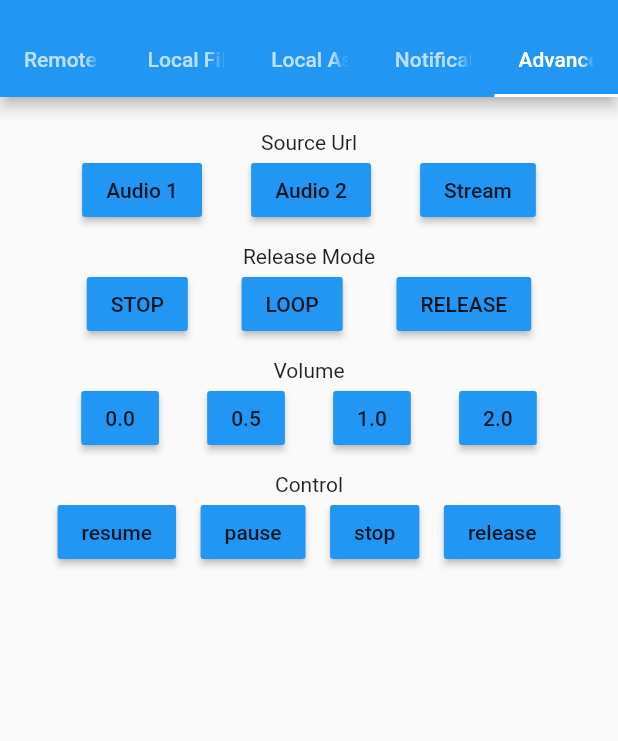
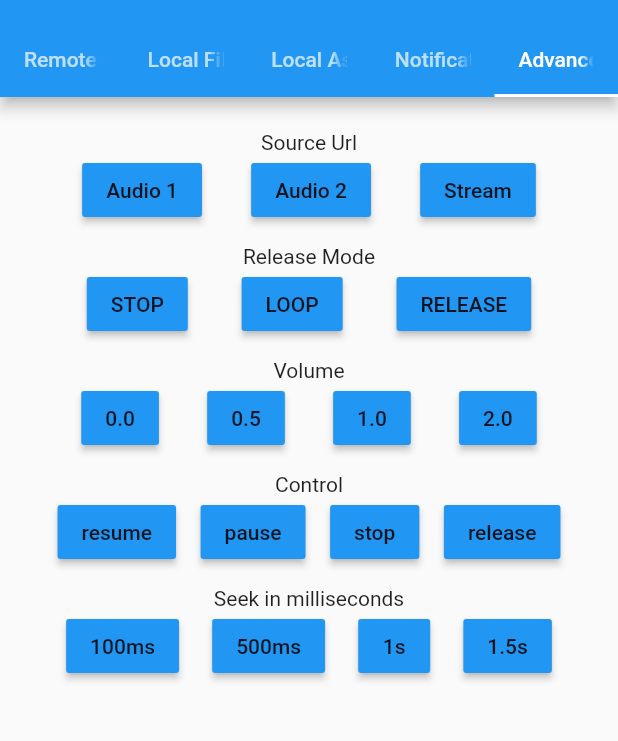
Before and after one commit to bluefireteam/audioplayers, a Flutter app: the screen it shows after launch, tab 5 chosen, on a phone screen of 412 x 824 dp, the part 59-800 px from its top. Run offline on Flutter 3.47's test engine with Material 2 defaults, Android fonts, the phone set to English and light mode, and no system bars.

Commit message:
change play&seek position to milliseconds and add testing example (#122)

```diff
--- a/example/lib/main.dart
+++ b/example/lib/main.dart
@@ -160,6 +160,15 @@ class _ExampleAppState extends State<ExampleApp> {
           _btn('release', () => advancedPlayer.release()),
         ], mainAxisAlignment: MainAxisAlignment.spaceEvenly),
       ]),
+      new Column(children: [
+        Text('Seek in milliseconds'),
+        Row(children: [
+          _btn('100ms', () => advancedPlayer.seek(Duration(milliseconds: 100))),
+          _btn('500ms', () => advancedPlayer.seek(Duration(milliseconds: 500))),
+          _btn('1s', () => advancedPlayer.seek(Duration(seconds: 1))),
+          _btn('1.5s', () => advancedPlayer.seek(Duration(milliseconds: 1500))),
+        ], mainAxisAlignment: MainAxisAlignment.spaceEvenly),
+      ]),
     ]);
   }
 
```
Also changed, not shown: lib/audioplayers.dart (+3 -4 lines), 2 other files.
